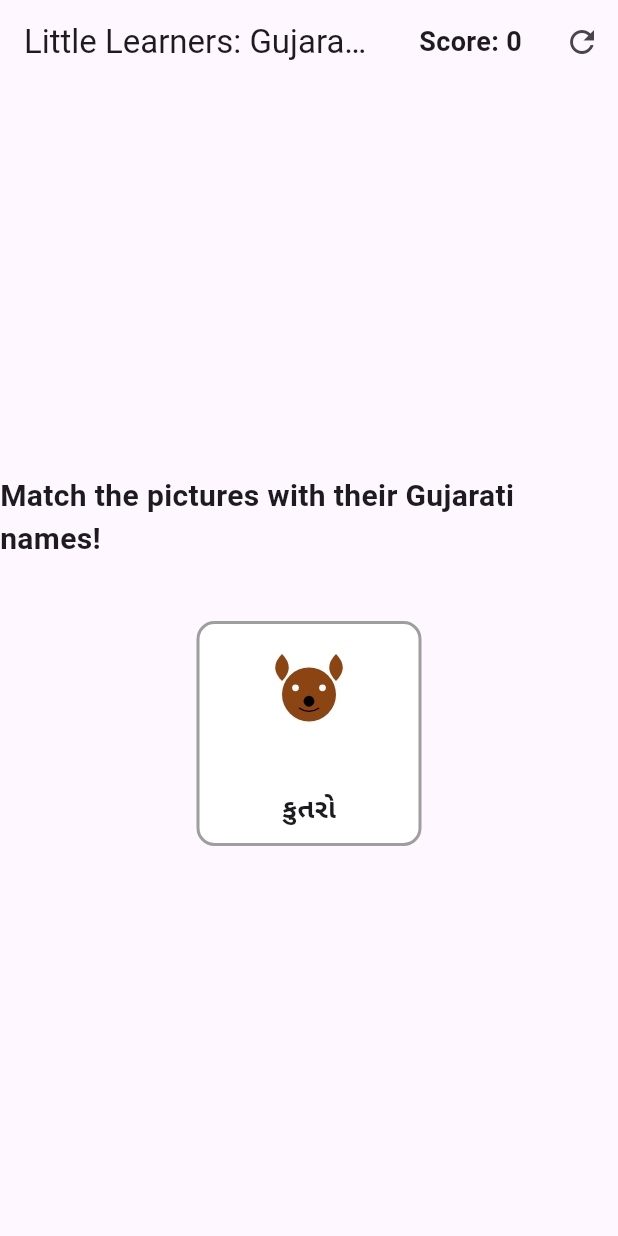
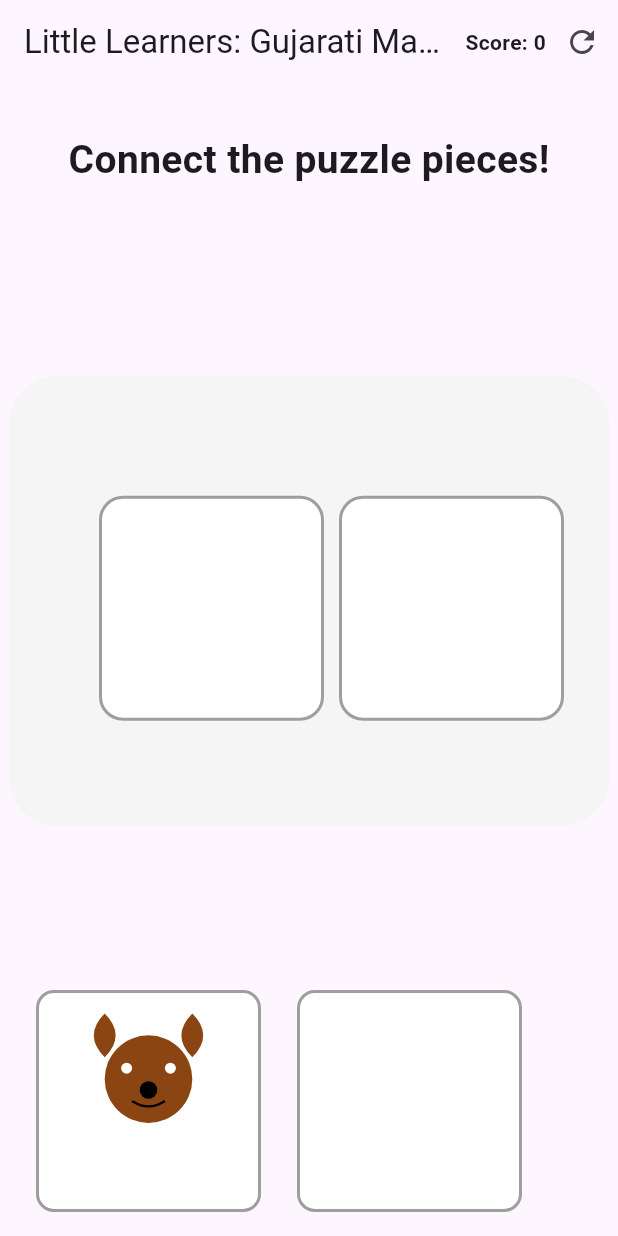
Before and after one commit to jigarthanki11/guji-match, a Flutter app: the screen it shows after launch, after a tap on the "refresh" icon, on a phone screen of 412 x 824 dp. Run offline on Flutter 3.47's test engine with Material 3 defaults, Android fonts, the phone set to English and light mode, and no system bars; our stand-ins replace flutter_svg.

Commit message:
Initial commit: Little Learners Gujarati Match puzzle game

```diff
--- a/lib/core/constants/game_constants.dart
+++ b/lib/core/constants/game_constants.dart
@@ -14,4 +14,18 @@ class GameConstants {
   static const Map<String, String> audioFiles = {
     'dog': 'dog.wav',
   };
+
+  // Puzzle piece types
+  static const String leftPiece = 'left';
+  static const String rightPiece = 'right';
+
+  // Puzzle piece shapes
+  static const Map<String, List<double>> pieceShapes = {
+    leftPiece: [0.0, 0.0, 0.5, 1.0],  // x, y, width, height
+    rightPiece: [0.5, 0.0, 0.5, 1.0], // x, y, width, height
+  };
+
+  // Card types for matching
+  static const String imageCard = 'image';
+  static const String wordCard = 'word';
 }
--- a/lib/core/widgets/draggable_puzzle_piece.dart
+++ b/lib/core/widgets/draggable_puzzle_piece.dart
@@ -8,6 +8,7 @@ class DraggablePuzzlePiece extends StatelessWidget {
   final VoidCallback onDragStarted;
   final Function(PuzzlePiece) onDragEnded;
   final bool isTarget;
+  final bool isDraggable;
 
   const DraggablePuzzlePiece({
     super.key,
@@ -15,18 +16,12 @@ class DraggablePuzzlePiece extends StatelessWidget {
     required this.onDragStarted,
     required this.onDragEnded,
     this.isTarget = false,
+    this.isDraggable = true,
   });
 
   @override
   Widget build(BuildContext context) {
-    return Draggable<PuzzlePiece>(
-      data: piece,
-      feedback: _buildPiece(context, isDragging: true),
-      childWhenDragging: _buildPiece(context, isDragging: true),
-      onDragStarted: () => onDragStarted(),
-      onDragEnd: (_) => onDragEnded(piece),
-      child: _buildPiece(context),
-    );
+    return _buildPiece(context);
   }
 
   Widget _buildPiece(BuildContext context, {bool isDragging = false}) {
@@ -58,24 +53,19 @@ class DraggablePuzzlePiece extends StatelessWidget {
               ]
             : null,
       ),
-      child: Column(
-        mainAxisAlignment: MainAxisAlignment.center,
-        children: [
-          SvgPicture.asset(
+      child: ClipRect(
+        child: Transform.translate(
+          offset: Offset(
+            piece.pieceType == GameConstants.leftPiece ? 0 : -GameConstants.pieceSize,
+            0,
+          ),
+          child: SvgPicture.asset(
             piece.imagePath,
-            width: GameConstants.pieceSize * 0.6,
-            height: GameConstants.pieceSize * 0.6,
-            fit: BoxFit.contain,
+            width: GameConstants.pieceSize * 2,
+            height: GameConstants.pieceSize,
+            fit: BoxFit.cover,
           ),
-          const SizedBox(height: 8),
-          Text(
-            piece.gujaratiWord,
-            style: const TextStyle(
-              fontSize: 18,
-              fontWeight: FontWeight.bold,
-            ),
-          ),
-        ],
+        ),
       ),
     );
   }
--- a/lib/features/game/controllers/drag_drop_controller.dart
+++ b/lib/features/game/controllers/drag_drop_controller.dart
@@ -6,6 +6,7 @@ class DragDropController extends ChangeNotifier {
   List<PuzzlePiece> _pieces = [];
   PuzzlePiece? _draggedPiece;
   int _score = 0;
+  final Map<String, Offset> _initialPositions = {};
 
   List<PuzzlePiece> get pieces => _pieces;
   PuzzlePiece? get draggedPiece => _draggedPiece;
@@ -16,16 +17,38 @@ class DragDropController extends ChangeNotifier {
   }
 
   void _initializePieces() {
-    _pieces = GameConstants.gujaratiWords.keys
-        .map((id) => PuzzlePiece.fromId(id))
-        .toList();
-    _pieces.shuffle();
+    _pieces = [];
+    _initialPositions.clear();
+
+    // Create left and right pieces for each word
+    for (String id in GameConstants.gujaratiWords.keys) {
+      final leftPiece = PuzzlePiece.fromId(id, GameConstants.leftPiece);
+      final rightPiece = PuzzlePiece.fromId(id, GameConstants.rightPiece);
+
+      // Set initial positions
+      leftPiece.position = const Offset(50, 150);
+      rightPiece.position = const Offset(200, 150);
+
+      _pieces.addAll([leftPiece, rightPiece]);
+
+      // Store initial positions
+      _initialPositions[leftPiece.id + leftPiece.pieceType] = leftPiece.position;
+      _initialPositions[rightPiece.id + rightPiece.pieceType] = rightPiece.position;
+    }
   }
 
   void startDragging(PuzzlePiece piece) {
     _draggedPiece = piece;
     _updatePieceState(piece.id, isDragging: true);
     notifyListeners();
+  }
+
+  void updatePiecePosition(String id, String pieceType, Offset newPosition) {
+    final index = _pieces.indexWhere((piece) => piece.id == id && piece.pieceType == pieceType);
+    if (index != -1) {
+      _pieces[index] = _pieces[index].copyWith(position: newPosition);
+      notifyListeners();
+    }
   }
 
   void stopDragging() {
@@ -39,11 +62,34 @@ class DragDropController extends ChangeNotifier {
   bool checkMatch(PuzzlePiece targetPiece) {
     if (_draggedPiece == null) return false;
 
-    bool isMatch = _draggedPiece!.id == targetPiece.id;
+    bool isMatch = _draggedPiece!.canConnectWith(targetPiece);
+
     if (isMatch) {
       _score += 10;
       _updatePieceState(_draggedPiece!.id, isMatched: true);
       _updatePieceState(targetPiece.id, isMatched: true);
+
+      // Snap pieces together
+      final centerX = (targetPiece.position.dx + _draggedPiece!.position.dx) / 2;
+      final centerY = (targetPiece.position.dy + _draggedPiece!.position.dy) / 2;
+
+      updatePiecePosition(_draggedPiece!.id, _draggedPiece!.pieceType,
+          Offset(centerX - GameConstants.pieceSize / 2, centerY));
+      updatePiecePosition(targetPiece.id, targetPiece.pieceType,
+          Offset(centerX + GameConstants.pieceSize / 2, centerY));
+    } else {
+      // Return pieces to their initial positions
+      final draggedKey = _draggedPiece!.id + _draggedPiece!.pieceType;
+      final targetKey = targetPiece.id + targetPiece.pieceType;
+
+      if (_initialPositions.containsKey(draggedKey)) {
+        updatePiecePosition(_draggedPiece!.id, _draggedPiece!.pieceType,
+            _initialPositions[draggedKey]!);
+      }
+      if (_initialPositions.containsKey(targetKey)) {
+        updatePiecePosition(targetPiece.id, targetPiece.pieceType,
+            _initialPositions[targetKey]!);
+      }
     }
 
     stopDragging();
@@ -60,14 +106,19 @@ class DragDropController extends ChangeNotifier {
     }
   }
 
+  void placePieceOnCanvas(String id, String pieceType) {
+    final index = _pieces.indexWhere((p) => p.id == id && p.pieceType == pieceType);
+    if (index != -1) {
+      _pieces[index] = _pieces[index].copyWith(isOnCanvas: true);
+      notifyListeners();
+    }
+  }
+
+  @override
   void resetGame() {
     _score = 0;
     _draggedPiece = null;
-    _pieces.forEach((piece) {
-      piece.isMatched = false;
-      piece.isDragging = false;
-    });
-    _pieces.shuffle();
+    _pieces = _pieces.map((p) => p.copyWith(isOnCanvas: false, isMatched: false, isDragging: false)).toList();
     notifyListeners();
   }
 }
--- a/lib/features/game/models/puzzle_piece.dart
+++ b/lib/features/game/models/puzzle_piece.dart
@@ -1,3 +1,4 @@
+import 'package:flutter/material.dart';
 import '../../../core/constants/game_constants.dart';
 
 class PuzzlePiece {
@@ -5,24 +6,32 @@ class PuzzlePiece {
   final String imagePath;
   final String gujaratiWord;
   final String audioFile;
+  final String pieceType;  // 'left' or 'right'
   bool isMatched;
   bool isDragging;
+  Offset position;
+  final bool isOnCanvas;
 
   PuzzlePiece({
     required this.id,
     required this.imagePath,
     required this.gujaratiWord,
     required this.audioFile,
+    required this.pieceType,
     this.isMatched = false,
     this.isDragging = false,
+    this.position = Offset.zero,
+    this.isOnCanvas = false,
   });
 
-  factory PuzzlePiece.fromId(String id) {
+  factory PuzzlePiece.fromId(String id, String pieceType) {
     return PuzzlePiece(
       id: id,
+      pieceType: pieceType,
       imagePath: GameConstants.imageFiles[id]!,
       gujaratiWord: GameConstants.gujaratiWords[id]!,
       audioFile: GameConstants.audioFiles[id]!,
+      isOnCanvas: false,
     );
   }
 
@@ -31,16 +40,28 @@ class PuzzlePiece {
     String? imagePath,
     String? gujaratiWord,
     String? audioFile,
+    String? pieceType,
     bool? isMatched,
     bool? isDragging,
+    Offset? position,
+    bool? isOnCanvas,
   }) {
     return PuzzlePiece(
       id: id ?? this.id,
       imagePath: imagePath ?? this.imagePath,
       gujaratiWord: gujaratiWord ?? this.gujaratiWord,
       audioFile: audioFile ?? this.audioFile,
+      pieceType: pieceType ?? this.pieceType,
       isMatched: isMatched ?? this.isMatched,
       isDragging: isDragging ?? this.isDragging,
+      position: position ?? this.position,
+      isOnCanvas: isOnCanvas ?? this.isOnCanvas,
     );
   }
+
+  bool canConnectWith(PuzzlePiece other) {
+    return id == other.id &&
+           ((pieceType == GameConstants.leftPiece && other.pieceType == GameConstants.rightPiece) ||
+            (pieceType == GameConstants.rightPiece && other.pieceType == GameConstants.leftPiece));
+  }
 }
--- a/lib/features/game/screens/game_screen.dart
+++ b/lib/features/game/screens/game_screen.dart
@@ -2,80 +2,154 @@ import 'package:flutter/material.dart';
 import 'package:provider/provider.dart';
 import '../controllers/drag_drop_controller.dart';
 import '../../../core/widgets/draggable_puzzle_piece.dart';
+import '../models/puzzle_piece.dart';
 import '../../../core/constants/game_constants.dart';
 
 class GameScreen extends StatelessWidget {
-  const GameScreen({super.key});
+  const GameScreen({Key? key}) : super(key: key);
 
   @override
   Widget build(BuildContext context) {
-    return Scaffold(
+    return ChangeNotifierProvider(
+      create: (_) => DragDropController(),
+      child: Scaffold(
+        backgroundColor: const Color(0xFFFDF6FF),
         appBar: AppBar(
           title: const Text('Little Learners: Gujarati Match'),
           actions: [
             Consumer<DragDropController>(
-            builder: (context, controller, _) {
-              return Center(
-                child: Padding(
-                  padding: const EdgeInsets.symmetric(horizontal: 16.0),
-                  child: Text(
-                    'Score: ${controller.score}',
-                    style: const TextStyle(
-                      fontSize: 18,
-                      fontWeight: FontWeight.bold,
+              builder: (context, controller, _) => Row(
+                children: [
+                  Text('Score: ${controller.score}', style: const TextStyle(fontWeight: FontWeight.bold)),
+                  IconButton(
+                    icon: const Icon(Icons.refresh),
+                    onPressed: () => controller.resetGame(),
+                  ),
+                ],
               ),
             ),
+          ],
+          backgroundColor: Colors.transparent,
+          elevation: 0,
+        ),
+        body: Consumer<DragDropController>(
+          builder: (context, controller, _) {
+            // Split pieces into tray and canvas
+            final trayPieces = controller.pieces.where((p) => !p.isMatched && !p.isOnCanvas).toList();
+            final canvasPieces = controller.pieces.where((p) => p.isOnCanvas).toList();
+            final slots = GameConstants.gujaratiWords.keys.expand((id) => [GameConstants.leftPiece, GameConstants.rightPiece].map((type) => {'id': id, 'type': type})).toList();
+
+            return Column(
+              children: [
+                const SizedBox(height: 32),
+                const Text(
+                  'Connect the puzzle pieces!',
+                  style: TextStyle(fontSize: 26, fontWeight: FontWeight.bold),
+                ),
+                const SizedBox(height: 32),
+                // Canvas area
+                Expanded(
+                  child: Center(
+                    child: Container(
+                      width: 400,
+                      height: 300,
+                      decoration: BoxDecoration(
+                        color: Colors.grey[100],
+                        borderRadius: BorderRadius.circular(32),
+                      ),
+                      child: Stack(
+                        children: [
+                          // Empty slots
+                          ...slots.asMap().entries.map((entry) {
+                            final idx = entry.key;
+                            final slot = entry.value;
+                            final double x = 60 + (idx % 2) * 160;
+                            final double y = 80 + (idx ~/ 2) * 160;
+                            final PuzzlePiece? placedPiece = canvasPieces.where((p) => p.id == slot['id'] && p.pieceType == slot['type']).isNotEmpty
+                                ? canvasPieces.firstWhere((p) => p.id == slot['id'] && p.pieceType == slot['type'])
+                                : null;
+                            return Positioned(
+                              left: x,
+                              top: y,
+                              child: DragTarget<PuzzlePiece>(
+                                builder: (context, candidateData, rejectedData) {
+                                  return placedPiece != null
+                                      ? DraggablePuzzlePiece(
+                                          piece: placedPiece,
+                                          isDraggable: false,
+                                          onDragStarted: () {},
+                                          onDragEnded: (_) {},
+                                        )
+                                      : Container(
+                                          width: GameConstants.pieceSize,
+                                          height: GameConstants.pieceSize,
+                                          decoration: BoxDecoration(
+                                            color: Colors.white,
+                                            border: Border.all(color: Colors.grey, width: 2),
+                                            borderRadius: BorderRadius.circular(16),
+                                          ),
+                                        );
+                                },
+                                onWillAccept: (piece) {
+                                  return piece != null &&
+                                    piece.id == slot['id'] &&
+                                    piece.pieceType == slot['type'];
+                                },
+                                onAccept: (piece) {
+                                  controller.placePieceOnCanvas(piece.id, piece.pieceType);
+                                },
+                              ),
+                            );
+                          }).toList(),
+                        ],
+                      ),
+                    ),
+                  ),
+                ),
+                // Puzzle tray
+                Container(
+                  height: 180,
+                  padding: const EdgeInsets.symmetric(horizontal: 24, vertical: 16),
+                  child: ListView.separated(
+                    scrollDirection: Axis.horizontal,
+                    itemCount: trayPieces.length,
+                    separatorBuilder: (_, __) => const SizedBox(width: 24),
+                    itemBuilder: (context, index) {
+                      final piece = trayPieces[index];
+                      return Draggable<PuzzlePiece>(
+                        data: piece,
+                        feedback: Material(
+                          color: Colors.transparent,
+                          child: DraggablePuzzlePiece(
+                            piece: piece,
+                            isDraggable: false,
+                            onDragStarted: () {},
+                            onDragEnded: (_) {},
+                          ),
+                        ),
+                        childWhenDragging: Opacity(
+                          opacity: 0.3,
+                          child: DraggablePuzzlePiece(
+                            piece: piece,
+                            isDraggable: false,
+                            onDragStarted: () {},
+                            onDragEnded: (_) {},
+                          ),
+                        ),
+                        child: DraggablePuzzlePiece(
+                          piece: piece,
+                          isDraggable: true,
+                          onDragStarted: () {},
+                          onDragEnded: (_) {},
                         ),
                       );
                     },
                   ),
-          IconButton(
-            icon: const Icon(Icons.refresh),
-            onPressed: () {
-              context.read<DragDropController>().resetGame();
+                ),
+              ],
+            );
           },
         ),
-        ],
-      ),
-      body: Consumer<DragDropController>(
-        builder: (context, controller, _) {
-          return Center(
-            child: Column(
-              mainAxisAlignment: MainAxisAlignment.center,
-              children: [
-                const Text(
-                  'Match the pictures with their Gujarati names!',
-                  style: TextStyle(
-                    fontSize: 20,
-                    fontWeight: FontWeight.bold,
-                  ),
-                ),
-                const SizedBox(height: 40),
-                Wrap(
-                  spacing: GameConstants.spacing,
-                  runSpacing: GameConstants.spacing,
-                  alignment: WrapAlignment.center,
-                  children: controller.pieces.map((piece) {
-                    return DraggablePuzzlePiece(
-                      piece: piece,
-                      onDragStarted: () => controller.startDragging(piece),
-                      onDragEnded: (targetPiece) {
-                        if (controller.checkMatch(targetPiece)) {
-                          ScaffoldMessenger.of(context).showSnackBar(
-                            const SnackBar(
-                              content: Text('Great job! 🎉'),
-                              duration: Duration(seconds: 1),
-                            ),
-                          );
-                        }
-                      },
-                    );
-                  }).toList(),
-                ),
-              ],
-            ),
-          );
-        },
       ),
     );
   }
--- a/lib/main.dart
+++ b/lib/main.dart
@@ -17,7 +17,7 @@ class MyApp extends StatelessWidget {
       child: MaterialApp(
         title: 'Little Learners: Gujarati Match',
         theme: ThemeData(
-          primarySwatch: Colors.blue,
+          primarySwatch: Colors.deepPurple,
           visualDensity: VisualDensity.adaptivePlatformDensity,
           fontFamily: 'Roboto',
         ),
```
Lines whose indentation alone changed are shown as unchanged.
